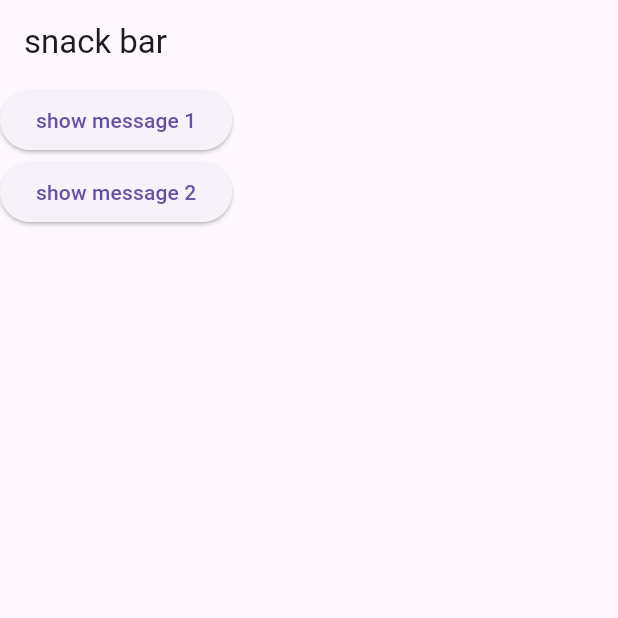
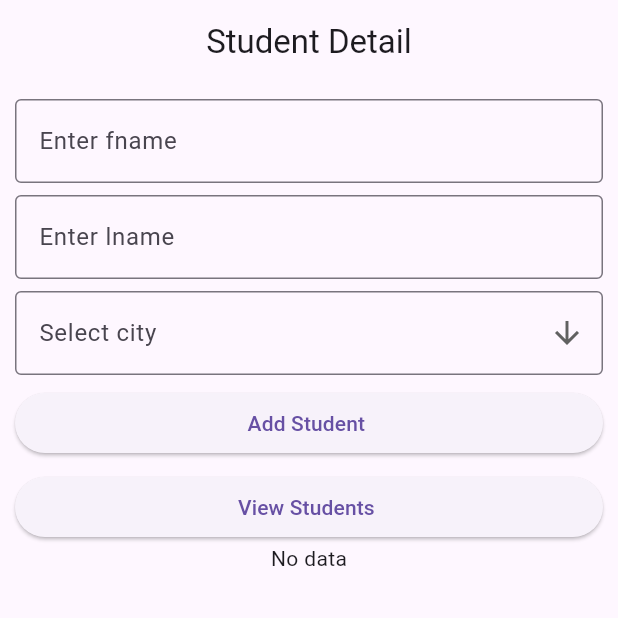
Before and after one commit to kushal1373/First_assignment, a Flutter app: the screen it shows after launch, on a phone screen of 412 x 824 dp, the top half of it. Run offline on Flutter 3.47's test engine with Material 3 defaults, Android fonts, the phone set to English and light mode, and no system bars.

Commit message:
ListView

```diff
--- a/first_assignment/lib/app.dart
+++ b/first_assignment/lib/app.dart
@@ -4,16 +4,17 @@ import 'package:first_assignment/view/dashboard_view.dart';
 import 'package:first_assignment/view/flexible_expanded_view.dart';
 import 'package:first_assignment/view/load_image_view.dart';
 import 'package:first_assignment/view/show_snack_bar_view.dart';
+import 'package:first_assignment/view/student_details_view.dart';
 import 'package:flutter/material.dart';
 
 class MyApp extends StatelessWidget {
-  const MyApp({super.key});
+  const MyApp({super.key, required Map<String, StudentDetailsView Function(dynamic context)> routes, required String initialRoute});
 
   @override
   Widget build(BuildContext context) {
     return const MaterialApp(
       debugShowCheckedModeBanner: false,
-      home: ShowSnackbarView(),
+      home: StudentDetailsView(),
     );
   }
 }
--- /dev/null
+++ b/first_assignment/lib/model/student.dart
@@ -0,0 +1,11 @@
+class Student {
+  final String fname;
+  final String lname;
+  final String city;
+
+  Student({
+    required this.fname,
+    required this. lname,
+    required this.city,
+  });
+}
--- a/first_assignment/lib/view/show_snack_bar_view.dart
+++ b/first_assignment/lib/view/show_snack_bar_view.dart
@@ -10,7 +10,7 @@ class ShowSnackbarView extends StatefulWidget {
 class _ShowSnackbarViewState extends State<ShowSnackbarView> {
   _showSnackbar() {
     ScaffoldMessenger.of(context).showSnackBar(const SnackBar(
-      content: Text("hello world1"),
+      content: Text("hello Everyone"),
       duration: Duration(seconds: 3),
     ));
   }
--- /dev/null
+++ b/first_assignment/lib/view/student_details_view.dart
@@ -0,0 +1,115 @@
+import 'package:first_assignment/core/common/student_listview.dart';
+import 'package:first_assignment/model/student.dart';
+import 'package:flutter/material.dart';
+
+class StudentDetailsView extends StatefulWidget {
+  const StudentDetailsView({super.key});
+
+  @override
+  State<StudentDetailsView> createState() => _StudentDetailsViewState();
+}
+
+class _StudentDetailsViewState extends State<StudentDetailsView> {
+  final _gap = const SizedBox(height: 8);
+
+  final items = [
+    const DropdownMenuItem(value: 'Pokhara', child: Text('Pokhara')),
+    const DropdownMenuItem(value: 'Dharan', child: Text('Dharan')),
+    const DropdownMenuItem(value: 'Sikkim', child: Text('Sikkim')),
+  ];
+
+  List<Student> lstStudents = [];
+
+  String? selectedCity;
+
+  //Controllers
+  final _fnameController = TextEditingController();
+  final _lnameController = TextEditingController();
+  @override
+  void dispose() {
+    // TODO: implement dispose
+    _fnameController.dispose();
+    _lnameController.dispose();
+    super.dispose();
+  }
+
+  @override
+  Widget build(BuildContext context) {
+    return Scaffold(
+      appBar: AppBar(
+        title: Text('Student Detail'),
+        centerTitle: true,
+      ),
+      body: Padding(
+        padding: EdgeInsets.all(10),
+        child: Column(
+          children: [
+            TextFormField(
+              controller: _fnameController,
+              decoration: const InputDecoration(
+                labelText: 'Enter fname',
+                border: OutlineInputBorder(),
+              ),
+            ),
+            _gap,
+            TextFormField(
+              controller: _lnameController,
+              decoration: const InputDecoration(
+                labelText: 'Enter lname',
+                border: OutlineInputBorder(),
+              ),
+            ),
+            _gap,
+            DropdownButtonFormField(
+              icon: Icon(Icons.arrow_downward),
+              items: items,
+              onChanged: (value) {
+                setState(() {
+                  selectedCity = value;
+                });
+              },
+              decoration: InputDecoration(
+                labelText: 'Select city',
+                border: OutlineInputBorder(),
+              ),
+            ),
+            _gap,
+            SizedBox(
+              width: double.infinity,
+              child: ElevatedButton(
+                onPressed: () {
+                  Student student = Student(
+                    fname: _fnameController.text.trim(),
+                    lname: _lnameController.text.trim(),
+                    city: selectedCity!,
+                  );
+                  setState(() {
+                    lstStudents.add(student);
+                  });
+
+                  debugPrint(lstStudents.length.toString());
+                },
+                child: const Text('Add Student '),
+              ),
+            ),
+            _gap,
+            SizedBox(
+              width: double.infinity,
+              child: ElevatedButton(
+                onPressed: () {
+                  Navigator.pushNamed(context, '/output',
+                      arguments: lstStudents);
+                },
+                child: const Text('View Students '),
+              ),
+            ),
+            //Display student details in list view
+            lstStudents.isEmpty
+                ? Text('No data')
+                : StudentListView(lstStudents: lstStudents)
+          ],
+        ),
+      ),
+    );
+  }
+}
```
Also changed, not shown: first_assignment/lib/core/common/student_listview.dart (added, +31 -0 lines), first_assignment/lib/main.dart (+9 -1 lines), first_assignment/lib/view/student_output_view.dart (added, +30 -0 lines), first_assignment/pubspec.lock, 1 other file.
